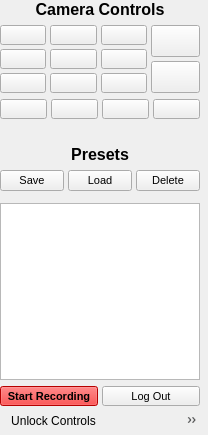
Old version of the form src/ptz-controls.ui in the repository sc0000/hfmdd-video-system.
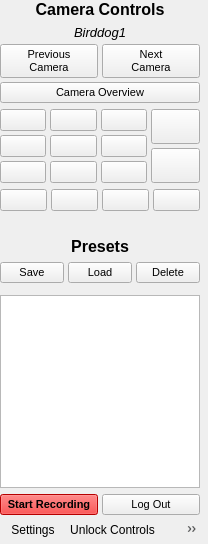
New version of the form. Icons and pictures are not drawn. Custom widgets are drawn as their Qt base class.

Commit message: viewport presentation, camera selection

What changed in the file:
```diff
--- a/src/ptz-controls.ui
+++ b/src/ptz-controls.ui
@@ -7,7 +7,7 @@
     <x>0</x>
     <y>0</y>
     <width>208</width>
-    <height>435</height>
+    <height>544</height>
    </rect>
   </property>
   <property name="maximumSize">
@@ -22,6 +22,9 @@
   <property name="floating">
    <bool>false</bool>
   </property>
+  <property name="features">
+   <set>QDockWidget::DockWidgetClosable|QDockWidget::DockWidgetFloatable|QDockWidget::DockWidgetMovable</set>
+  </property>
   <property name="windowTitle">
    <string>PTZ Controls</string>
   </property>
@@ -77,6 +80,78 @@
           </property>
          </widget>
         </item>
+        <item>
+         <layout class="QVBoxLayout" name="cameraSelectionLayout">
+          <property name="spacing">
+           <number>4</number>
+          </property>
+          <item>
+           <widget class="QLabel" name="currentCameraLabel">
+            <property name="font">
+             <font>
+              <pointsize>10</pointsize>
+              <italic>true</italic>
+              <underline>false</underline>
+             </font>
+            </property>
+            <property name="text">
+             <string>Birddog1</string>
+            </property>
+            <property name="alignment">
+             <set>Qt::AlignCenter</set>
+            </property>
+            <property name="margin">
+             <number>0</number>
+            </property>
+           </widget>
+          </item>
+          <item>
+           <layout class="QHBoxLayout" name="horizontalLayout_3">
+            <property name="spacing">
+             <number>4</number>
+            </property>
+            <item>
+             <widget class="QPushButton" name="previousCamButton">
+              <property name="font">
+               <font>
+                <pointsize>8</pointsize>
+               </font>
+              </property>
+              <property name="text">
+               <string>Previous
+Camera</string>
+              </property>
+             </widget>
+            </item>
+            <item>
+             <widget class="QPushButton" name="nextCamButton">
+              <property name="font">
+               <font>
+                <pointsize>8</pointsize>
+               </font>
+              </property>
+              <property name="text">
+               <string>Next
+Camera</string>
+              </property>
+             </widget>
+            </item>
+           </layout>
+          </item>
+          <item>
+           <widget class="QPushButton" name="overviewButton">
+            <property name="font">
+             <font>
+              <pointsize>8</pointsize>
+             </font>
+            </property>
+            <property name="text">
+             <string>Camera Overview</string>
+            </property>
+           </widget>
+          </item>
+         </layout>
+        </item>
         <item>
          <widget class="QWidget" name="movementControlsWidget" native="true">
           <layout class="QGridLayout" name="movementControlsGridLayout">
@@ -743,6 +818,7 @@
         <height>16</height>
        </size>
       </property>
+      <addaction name="actionSettings"/>
       <addaction name="actionDisableLiveMoves"/>
       <addaction name="actionPTZProperties"/>
       <addaction name="actionFollowPreview"/>
@@ -785,6 +861,17 @@
     <string>Block changes to live cameras</string>
    </property>
   </action>
+  <action name="actionSettings">
+   <property name="text">
+    <string>Settings</string>
+   </property>
+   <property name="toolTip">
+    <string>OBS Settings</string>
+   </property>
+   <property name="menuRole">
+    <enum>QAction::TextHeuristicRole</enum>
+   </property>
+  </action>
   <actiongroup name="actionGroupFollowMode">
    <action name="actionFollowPreview">
     <property name="checkable">
```
Left out of the diff: 7 changed lines with no effect on the pictures. The commit also changes 5 other files.
